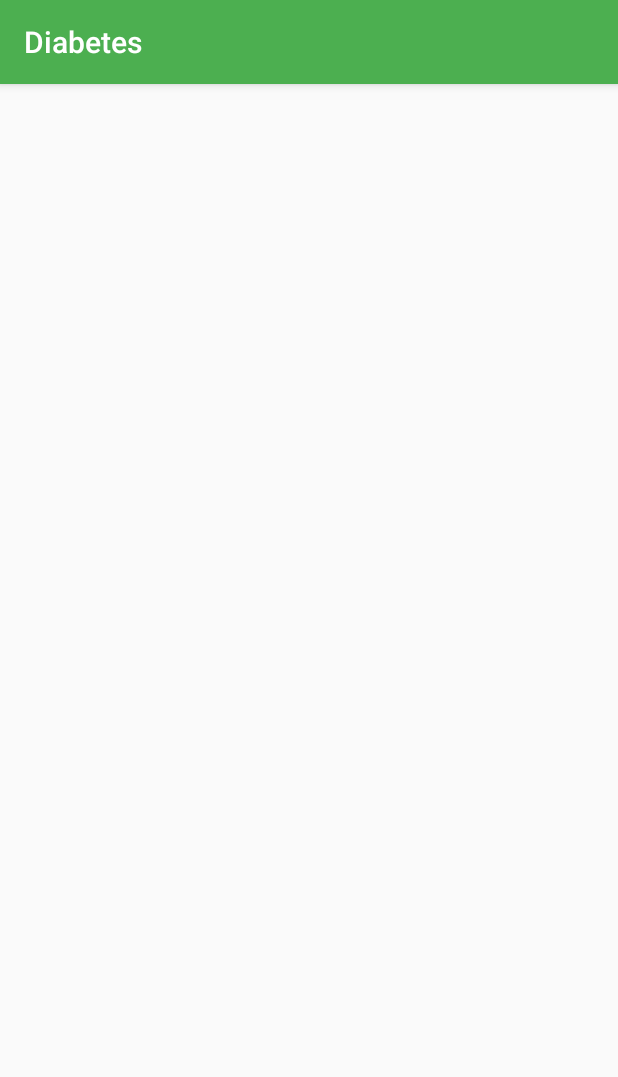
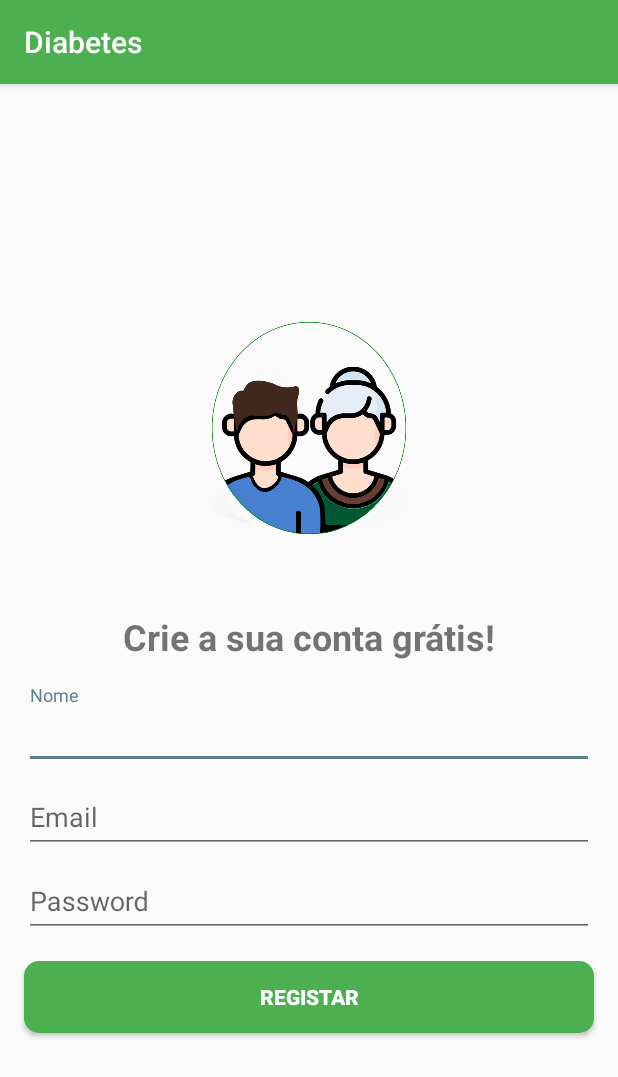
Before and after one commit to DavidsJulio/DiabetesTracker_PFinal, an Android app: the RegistoActivity screen opened directly, with no data from a screen before it, on a phone screen of 412 x 824 dp. Shown: the top 1077 px of the screen. Run offline under Robolectric (Android 15) with nearby library versions, the phone set to English and light mode, and no system bars.

Commit message:
adding background.xmls to the buttons finnish the intro library, login, and registo.xml
TODO: changing the imageView to the app logo

```diff
--- /dev/null
+++ b/app/src/main/res/drawable/background_botao_verde.xml
@@ -0,0 +1,7 @@
+<?xml version="1.0" encoding="utf-8"?>
+<shape xmlns:android="http://schemas.android.com/apk/res/android"
+    android:shape="rectangle">
+    <solid android:color="@color/colorPrimary"></solid>
+    <corners android:radius="10dp"></corners>
+
+</shape>
--- a/app/src/main/res/layout/activity_login.xml
+++ b/app/src/main/res/layout/activity_login.xml
@@ -68,7 +68,7 @@
         android:layout_marginEnd="16dp"
         android:layout_marginStart="32dp"
         android:autoText="false"
-        android:background="@color/colorAccent"
+        android:background="@drawable/background_botao_accent"
         android:onClick="btnLRegistar"
         android:text="Registar"
         android:textColor="@color/colorWhite"
@@ -87,7 +87,7 @@
         android:layout_marginEnd="32dp"
         android:layout_marginStart="16dp"
         android:layout_marginTop="32dp"
-        android:background="@color/colorPrimary"
+        android:background="@drawable/background_botao_verde"
         android:text="Entrar"
         android:textColor="@color/colorWhite"
         android:textSize="16sp"
--- a/app/src/main/res/layout/activity_registo.xml
+++ b/app/src/main/res/layout/activity_registo.xml
@@ -6,4 +6,85 @@
     android:layout_height="match_parent"
     tools:context=".activity.RegistoActivity">
 
+    <ImageView
+        android:id="@+id/imageView4"
+        android:layout_width="200dp"
+        android:layout_height="200dp"
+        android:layout_marginBottom="16dp"
+        app:layout_constraintBottom_toTopOf="@+id/tvCriarContaGrátis"
+        app:layout_constraintEnd_toEndOf="parent"
+        app:layout_constraintStart_toStartOf="parent"
+        app:layout_constraintTop_toTopOf="parent"
+        app:layout_constraintVertical_chainStyle="packed"
+        app:srcCompat="@drawable/familia" />
+
+    <TextView
+        android:id="@+id/tvCriarContaGrátis"
+        android:layout_width="wrap_content"
+        android:layout_height="wrap_content"
+        android:layout_marginBottom="16dp"
+        android:layout_marginEnd="16dp"
+        android:layout_marginStart="16dp"
+        android:text="Crie a sua conta grátis!"
+        android:textSize="24sp"
+        android:textStyle="bold"
+        app:layout_constraintBottom_toTopOf="@+id/textInputLayout2"
+        app:layout_constraintEnd_toEndOf="parent"
+        app:layout_constraintStart_toStartOf="parent"
+        app:layout_constraintTop_toBottomOf="@+id/imageView4" />
+
+    <com.google.android.material.textfield.TextInputLayout
+        android:id="@+id/textInputLayout2"
+        android:layout_width="0dp"
+        android:layout_height="wrap_content"
+        android:layout_marginBottom="16dp"
+        android:layout_marginEnd="16dp"
+        android:layout_marginStart="16dp"
+        app:layout_constraintBottom_toTopOf="@+id/button"
+        app:layout_constraintEnd_toEndOf="parent"
+        app:layout_constraintHorizontal_bias="0.5"
+        app:layout_constraintStart_toStartOf="parent"
+        app:layout_constraintTop_toBottomOf="@+id/tvCriarContaGrátis">
+
+        <com.google.android.material.textfield.TextInputEditText
+            android:layout_width="match_parent"
+            android:layout_height="wrap_content"
+            android:hint="Nome" />
+
+        <com.google.android.material.textfield.TextInputLayout
+            android:layout_width="match_parent"
+            android:layout_height="wrap_content">
+
+            <com.google.android.material.textfield.TextInputEditText
+                android:layout_width="match_parent"
+                android:layout_height="wrap_content"
+                android:hint="Email" />
+
+            <com.google.android.material.textfield.TextInputLayout
+                android:layout_width="match_parent"
+                android:layout_height="match_parent">
+
+                <com.google.android.material.textfield.TextInputEditText
+                    android:layout_width="match_parent"
+                    android:layout_height="wrap_content"
+                    android:hint="Password" />
+            </com.google.android.material.textfield.TextInputLayout>
+        </com.google.android.material.textfield.TextInputLayout>
+    </com.google.android.material.textfield.TextInputLayout>
+
+    <Button
+        android:id="@+id/button"
+        android:layout_width="0dp"
+        android:layout_height="wrap_content"
+        android:layout_marginEnd="16dp"
+        android:layout_marginStart="16dp"
+        android:background="@drawable/background_botao_verde"
+        android:text="Registar"
+        android:textColor="@android:color/white"
+        android:textStyle="bold"
+        app:layout_constraintBottom_toBottomOf="parent"
+        app:layout_constraintEnd_toEndOf="parent"
+        app:layout_constraintStart_toStartOf="parent"
+        app:layout_constraintTop_toBottomOf="@+id/textInputLayout2" />
+
 </androidx.constraintlayout.widget.ConstraintLayout>
```
Also changed, not shown: app/src/main/res/drawable-v24/background_botao_accent.xml (added, +7 -0 lines), app/src/main/res/layout/intro_1.xml (+16 -10 lines), app/src/main/res/layout/intro_3.xml (+17 -9 lines), app/src/main/res/drawable-v24/familia.png (added), app/src/main/res/drawable-v24/sangue.png (added).
